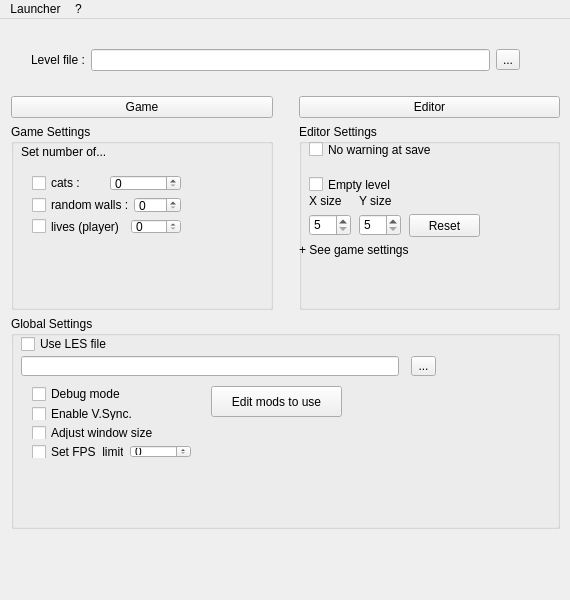
Old version of the form O2R_Launcher/MainWindow.ui in the repository pierreyoda/o2r.
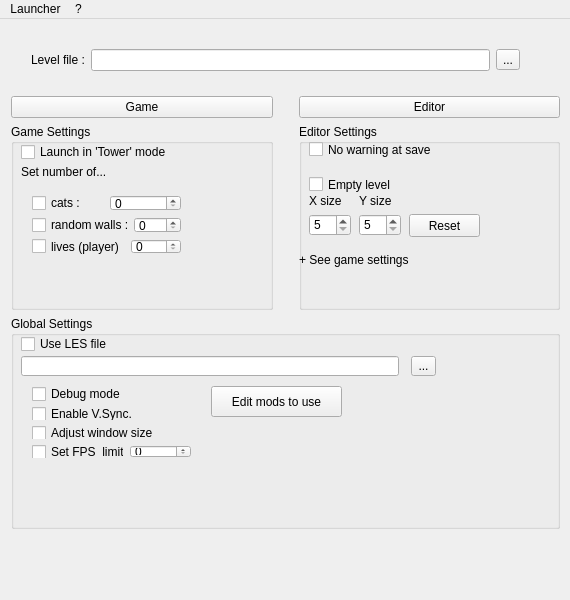
New version of the form. Icons and pictures are not drawn.

Commit message:
- Version is now "0.8-DEV" - In "data/LesTestTower/LesTestTower.xml" : fixed final stair case and changed release info - Started working on tower game mode - Started rethinking and rewriting "Tower" class - Improved and fixed tower loading in TowerFileInterpreter - BUG : Game now crashes on deleting tower if a tower has been loaded
Launcher :
- Added "tower mode" option
- Now the launcher can support Linux

What changed in the file:
```diff
--- a/O2R_Launcher/MainWindow.ui
+++ b/O2R_Launcher/MainWindow.ui
@@ -112,7 +112,7 @@
           <property name="geometry">
            <rect>
             <x>10</x>
-            <y>20</y>
+            <y>40</y>
             <width>121</width>
             <height>16</height>
            </rect>
@@ -125,7 +125,7 @@
           <property name="geometry">
            <rect>
             <x>10</x>
-            <y>40</y>
+            <y>60</y>
             <width>171</width>
             <height>81</height>
            </rect>
@@ -205,24 +205,21 @@
            </item>
           </layout>
          </widget>
+         <widget class="QCheckBox" name="towerModeBox">
+          <property name="geometry">
+           <rect>
+            <x>10</x>
+            <y>20</y>
+            <width>171</width>
+            <height>16</height>
+           </rect>
+          </property>
+          <property name="text">
+           <string>Launch in 'Tower' mode</string>
+          </property>
+         </widget>
         </widget>
        </item>
-       <item row="1" column="1">
-        <spacer name="verticalSpacer_2">
-         <property name="orientation">
-          <enum>Qt::Vertical</enum>
-         </property>
-         <property name="sizeType">
-          <enum>QSizePolicy::Fixed</enum>
-         </property>
-         <property name="sizeHint" stdset="0">
-          <size>
-           <width>20</width>
-           <height>130</height>
-          </size>
-         </property>
-        </spacer>
-       </item>
        <item row="1" column="2">
         <widget class="QGroupBox" name="groupBox_2">
          <property name="title">
@@ -338,7 +335,7 @@
           <property name="geometry">
            <rect>
             <x>0</x>
-            <y>110</y>
+            <y>120</y>
             <width>151</width>
             <height>31</height>
            </rect>
@@ -365,6 +362,22 @@
          </widget>
         </widget>
        </item>
+       <item row="1" column="1">
+        <spacer name="verticalSpacer_2">
+         <property name="orientation">
+          <enum>Qt::Vertical</enum>
+         </property>
+         <property name="sizeType">
+          <enum>QSizePolicy::Fixed</enum>
+         </property>
+         <property name="sizeHint" stdset="0">
+          <size>
+           <width>20</width>
+           <height>150</height>
+          </size>
+         </property>
+        </spacer>
+       </item>
       </layout>
      </item>
      <item>
```
Left out of the diff: 9 changed lines with no effect on the pictures. The commit also changes 16 other files.
